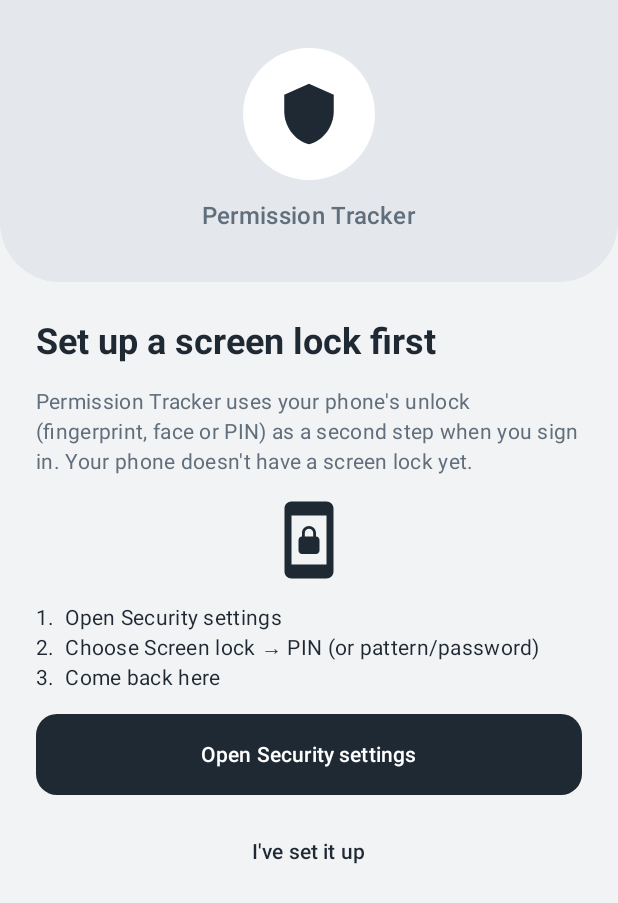
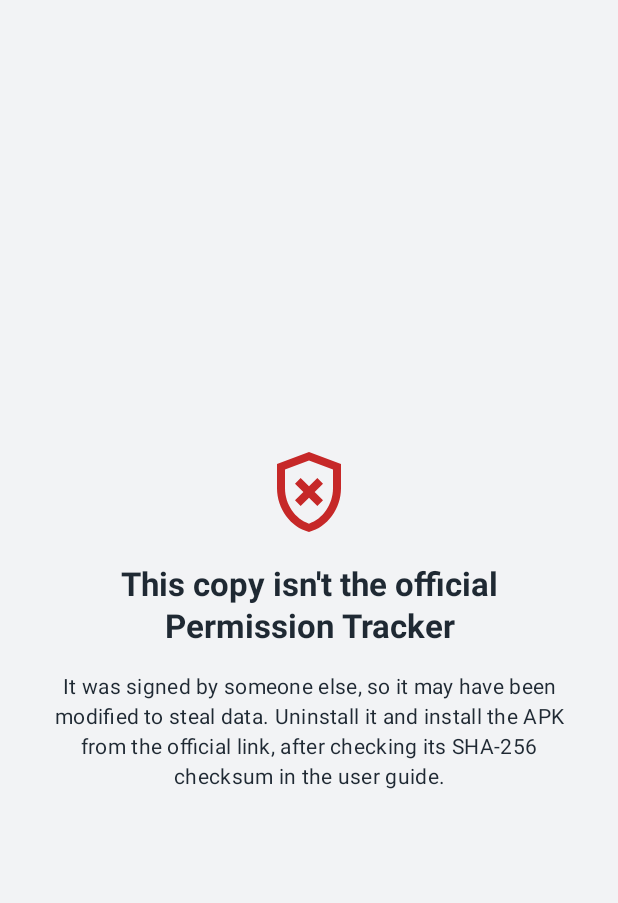
Before and after one commit to shanthini11/uss-permission-manager, an Android app built with Jetpack Compose: the screen it shows after launch (MainActivity), on a phone screen of 412 x 824 dp. Shown: the top 903 px of the screen. Run offline under Robolectric (Android 15) with nearby library versions, the phone set to English and light mode, and no system bars; 12 statements that could not run were skipped.

Commit message:
Fix remaining peer-testing findings: signature self-check, ask-every-time wording,precision history, location options, faster loading, screenshot handling

```diff
--- a/app/src/main/AndroidManifest.xml
+++ b/app/src/main/AndroidManifest.xml
@@ -15,6 +15,9 @@
 
     <!-- Android 12+: lets us hide other apps' overlays while our window is showing (anti-tapjacking). -->
     <uses-permission android:name="android.permission.HIDE_OVERLAY_WINDOWS" />
+
+    <!-- Android 14+: lets us tell the user why a screenshot attempt was blocked (normal permission). -->
+    <uses-permission android:name="android.permission.DETECT_SCREEN_CAPTURE" />
 
     <!--
         Fully offline: strip any network permission a library might merge in, so the app physically
--- a/app/src/main/java/com/group8/permissionmanagerapp_uss/MainActivity.kt
+++ b/app/src/main/java/com/group8/permissionmanagerapp_uss/MainActivity.kt
@@ -4,6 +4,9 @@ import android.content.Intent
 import android.os.Build
 import android.os.Bundle
 import android.os.SystemClock
+import android.widget.Toast
+import com.group8.permissionmanagerapp_uss.data.security.AppIntegrity
+import com.group8.permissionmanagerapp_uss.ui.common.UnofficialCopyScreen
 import androidx.fragment.app.FragmentActivity
 import androidx.activity.compose.setContent
 import androidx.activity.enableEdgeToEdge
@@ -36,6 +39,14 @@ class MainActivity : FragmentActivity() {
     /** When the app last went to the background (elapsed realtime, unaffected by clock changes). */
     private var backgroundedAt = 0L
 
+    /** Android 14+: told when the user tries to take a screenshot, so we can explain why it was blocked. */
+    private val screenCaptureCallback: Any? =
+        if (Build.VERSION.SDK_INT >= Build.VERSION_CODES.UPSIDE_DOWN_CAKE) {
+            android.app.Activity.ScreenCaptureCallback {
+                Toast.makeText(this, "Screenshots are blocked in ${AppInfo.NAME} to protect your privacy", Toast.LENGTH_SHORT).show()
+            }
+        } else null
+
     override fun onCreate(savedInstanceState: Bundle?) {
         super.onCreate(savedInstanceState)
         enableEdgeToEdge()
@@ -46,9 +57,18 @@ class MainActivity : FragmentActivity() {
         if (Build.VERSION.SDK_INT >= Build.VERSION_CODES.S) window.setHideOverlayWindows(true)
         // No screenshots, screen recording or Recents preview of any screen (release builds).
         secureWholeApp(this)
+        // Android 13+: Recents shows the app's icon/background instead of a black or captured thumbnail.
+        if (Build.VERSION.SDK_INT >= Build.VERSION_CODES.TIRAMISU && !BuildConfig.DEBUG) setRecentsScreenshotEnabled(false)
         if (savedInstanceState == null) handleIntent(intent)
+        // Repackaging check: a copy re-signed by someone else refuses to run (release builds only;
+        // debug builds use Android Studio's debug key).
+        val official = BuildConfig.DEBUG || AppIntegrity.isOfficialBuild(this)
         setContent {
             PermissionManagerAppUSSTheme {
+                if (!official) {
+                    UnofficialCopyScreen()
+                    return@PermissionManagerAppUSSTheme
+                }
                 // Surface sets the default text colour from the theme. Without it, screens drawn on a
                 // plain background (sign-in, sign-up) fell back to black text, unreadable in dark mode.
                 Surface(Modifier.fillMaxSize(), color = MaterialTheme.colorScheme.background) {
@@ -78,10 +98,16 @@ class MainActivity : FragmentActivity() {
     override fun onStop() {
         super.onStop()
         backgroundedAt = SystemClock.elapsedRealtime()
+        if (Build.VERSION.SDK_INT >= Build.VERSION_CODES.UPSIDE_DOWN_CAKE) {
+            (screenCaptureCallback as? android.app.Activity.ScreenCaptureCallback)?.let { unregisterScreenCaptureCallback(it) }
+        }
     }
 
     override fun onStart() {
         super.onStart()
+        if (Build.VERSION.SDK_INT >= Build.VERSION_CODES.UPSIDE_DOWN_CAKE) {
+            (screenCaptureCallback as? android.app.Activity.ScreenCaptureCallback)?.let { registerScreenCaptureCallback(mainExecutor, it) }
+        }
         // Auto-lock: after 5 minutes in the background, ask for the phone unlock again.
         if (backgroundedAt != 0L &&
             SystemClock.elapsedRealtime() - backgroundedAt > AuthRepository.AUTO_LOCK_MS
--- a/app/src/main/java/com/group8/permissionmanagerapp_uss/data/history/HistoryModels.kt
+++ b/app/src/main/java/com/group8/permissionmanagerapp_uss/data/history/HistoryModels.kt
@@ -35,6 +35,9 @@ data class PermissionEvent(
     val isDemo: Boolean,
     /** Dismissed from Notifications. History keeps it regardless. */
     val dismissed: Boolean = false,
+    /** Finer detail when the level stayed the same but its scope changed (e.g. approximate -> precise). */
+    val fromDetail: String? = null,
+    val toDetail: String? = null,
 ) {
     val isReminder: Boolean get() = source == EventSource.REVIEW_REMINDER
     val isGrant: Boolean get() = to?.isGranted == true
@@ -47,6 +50,8 @@ data class PermissionSnapshot(
     val apps: Map<String, Map<PermissionCategory, AccessLevel>> = emptyMap(),
     val labels: Map<String, String> = emptyMap(),
     val takenAt: Long = 0,
+    /** packageName -> (category -> detail, e.g. "Precise location"); empty in snapshots from older versions. */
+    val details: Map<String, Map<PermissionCategory, String>> = emptyMap(),
 )
 
 @Serializable
--- a/app/src/main/java/com/group8/permissionmanagerapp_uss/data/model/PermissionChoice.kt
+++ b/app/src/main/java/com/group8/permissionmanagerapp_uss/data/model/PermissionChoice.kt
@@ -30,9 +30,10 @@ enum class PermissionChoice(
         systemOption = "Allow only while using the app",
     ),
     APPROXIMATE(
-        label = "Approximate location only",
+        label = "While using the app, approximate only",
         tag = "More private",
-        description = "The app sees roughly which area you are in, not your exact spot.",
+        description = "Same timing as \"while using\", but with Android's \"Use precise location\" turned off: " +
+            "the app sees roughly which area you are in, not your exact spot.",
         target = AccessLevel.LIMITED,
         systemOption = "Allow only while using the app, then turn OFF \"Use precise location\"",
     ),
--- a/app/src/main/java/com/group8/permissionmanagerapp_uss/data/repository/DevicePermissionRepository.kt
+++ b/app/src/main/java/com/group8/permissionmanagerapp_uss/data/repository/DevicePermissionRepository.kt
@@ -29,15 +29,29 @@ class DevicePermissionRepository(
 
     override suspend fun loadApps(includeSystemApps: Boolean): List<InstalledApp> =
         withContext(ioDispatcher) {
+            // Faster loading (peer-testing finding): one launcher query instead of one per system app,
+            // and app names (the slowest call) are only loaded for apps that have tracked permissions.
+            val launcherApps = if (includeSystemApps) emptySet() else launcherPackages()
             installedPackages()
                 .asSequence()
                 .filter { it.packageName != appContext.packageName }
-                .filter { includeSystemApps || isUserFacing(it) }
+                .filter { includeSystemApps || isUserFacing(it, launcherApps) }
                 .mapNotNull { toInstalledApp(it) }
-                .filter { it.permissions.isNotEmpty() }
                 .sortedWith(InstalledApp.RiskOrder)
                 .toList()
         }
+
+    /** Packages with a launcher icon, from a single query. */
+    @Suppress("DEPRECATION")
+    private fun launcherPackages(): Set<String> {
+        val intent = android.content.Intent(android.content.Intent.ACTION_MAIN).addCategory(android.content.Intent.CATEGORY_LAUNCHER)
+        val list = if (Build.VERSION.SDK_INT >= Build.VERSION_CODES.TIRAMISU) {
+            pm.queryIntentActivities(intent, PackageManager.ResolveInfoFlags.of(0))
+        } else {
+            pm.queryIntentActivities(intent, 0)
+        }
+        return list.mapNotNull { it.activityInfo?.packageName }.toSet()
+    }
 
     override suspend fun loadApp(packageName: String): InstalledApp? = withContext(ioDispatcher) {
         runCatching { packageInfo(packageName) }.getOrNull()?.let { toInstalledApp(it) }
@@ -60,12 +74,12 @@ class DevicePermissionRepository(
         }
 
     /** Apps the user installed, plus pre-installed apps that appear in the launcher (Chrome, Maps...). */
-    private fun isUserFacing(info: PackageInfo): Boolean {
+    private fun isUserFacing(info: PackageInfo, launcherApps: Set<String>): Boolean {
         val appInfo = info.applicationInfo ?: return false
         val isSystem = appInfo.flags and ApplicationInfo.FLAG_SYSTEM != 0
         val isUpdatedSystem = appInfo.flags and ApplicationInfo.FLAG_UPDATED_SYSTEM_APP != 0
         if (!isSystem || isUpdatedSystem) return true
-        return pm.getLaunchIntentForPackage(info.packageName) != null
+        return info.packageName in launcherApps
     }
 
     private fun toInstalledApp(info: PackageInfo): InstalledApp? {
@@ -76,11 +90,13 @@ class DevicePermissionRepository(
         val grants = requested.indices.associate { i ->
             requested[i] to (flags.getOrElse(i) { 0 } and PackageInfo.REQUESTED_PERMISSION_GRANTED != 0)
         }
+        val permissions = PermissionResolver.resolve(grants, Build.VERSION.SDK_INT)
+        if (permissions.isEmpty()) return null // skip the slow label lookup for apps we don't show
         return PermissionResolver.buildApp(
             packageName = info.packageName,
             label = appInfo.loadLabel(pm).toString(),
             isSystemApp = appInfo.flags and ApplicationInfo.FLAG_SYSTEM != 0,
-            permissions = PermissionResolver.resolve(grants, Build.VERSION.SDK_INT),
+            permissions = permissions,
             lastUpdatedAt = info.lastUpdateTime,
         )
     }
--- /dev/null
+++ b/app/src/main/java/com/group8/permissionmanagerapp_uss/data/security/AppIntegrity.kt
@@ -0,0 +1,38 @@
+package com.group8.permissionmanagerapp_uss.data.security
+
+import android.content.Context
+import android.content.pm.PackageManager
+import android.os.Build
+import java.security.MessageDigest
+
+/**
+ * Repackaging check (Zombinder-style attacks, peer-testing finding): a modified copy of the APK must be
+ * re-signed with someone else's key, so the release build checks that it is signed with our certificate.
+ *
+ * This raises the bar but is not absolute: an attacker who edits the code can also remove the check.
+ * The published APK checksum and Play Store distribution remain the stronger defences.
+ */
+object AppIntegrity {
+    /** SHA-256 of the official release signing certificate (also printed in the user guide). */
+    const val OFFICIAL_CERT_SHA256 = "ebcbeb6294ea942ef1dcf2b8cac34a2c3e7e17ea14dfc4e6893c55bd8d7ab716"
+
+    fun isOfficialBuild(context: Context): Boolean =
+        runCatching { signingCertDigests(context).contains(OFFICIAL_CERT_SHA256) }.getOrDefault(false)
+
+    @Suppress("DEPRECATION")
+    private fun signingCertDigests(context: Context): Set<String> {
+        val pm = context.packageManager
+        val name = context.packageName
+        val certs: List<ByteArray> = if (Build.VERSION.SDK_INT >= Build.VERSION_CODES.P) {
+            val info = pm.getPackageInfo(name, PackageManager.GET_SIGNING_CERTIFICATES).signingInfo ?: return emptySet()
+            val signers = if (info.hasMultipleSigners()) info.apkContentsSigners else info.signingCertificateHistory
+            signers.orEmpty().map { it.toByteArray() }
+        } else {
+            pm.getPackageInfo(name, PackageManager.GET_SIGNATURES).signatures.orEmpty().map { it.toByteArray() }
+        }
+        return certs.map { sha256(it) }.toSet()
+    }
+
+    private fun sha256(bytes: ByteArray): String =
+        MessageDigest.getInstance("SHA-256").digest(bytes).joinToString("") { "%02x".format(it.toInt() and 0xff) }
+}
--- /dev/null
+++ b/app/src/main/java/com/group8/permissionmanagerapp_uss/ui/common/UnofficialCopyScreen.kt
@@ -0,0 +1,42 @@
+package com.group8.permissionmanagerapp_uss.ui.common
+
+import androidx.compose.foundation.layout.Arrangement
+import androidx.compose.foundation.layout.Column
+import androidx.compose.foundation.layout.fillMaxSize
+import androidx.compose.foundation.layout.padding
+import androidx.compose.foundation.layout.size
+import androidx.compose.material.icons.Icons
+import androidx.compose.material.icons.outlined.GppBad
+import androidx.compose.material3.Icon
+import androidx.compose.material3.MaterialTheme
+import androidx.compose.material3.Surface
+import androidx.compose.material3.Text
+import androidx.compose.runtime.Composable
+import androidx.compose.ui.Alignment
+import androidx.compose.ui.Modifier
+import androidx.compose.ui.text.font.FontWeight
+import androidx.compose.ui.text.style.TextAlign
+import androidx.compose.ui.unit.dp
+import com.group8.permissionmanagerapp_uss.AppInfo
+import com.group8.permissionmanagerapp_uss.ui.theme.LocalRiskColors
+
+/** Shown instead of the app when the APK isn't signed with the official certificate (repackaged copy). */
+@Composable
+fun UnofficialCopyScreen() {
+    Surface(Modifier.fillMaxSize(), color = MaterialTheme.colorScheme.background) {
+        Column(
+            Modifier.fillMaxSize().padding(32.dp),
+            verticalArrangement = Arrangement.spacedBy(16.dp, Alignment.CenterVertically),
+            horizontalAlignment = Alignment.CenterHorizontally,
+        ) {
+            Icon(Icons.Outlined.GppBad, contentDescription = null, tint = LocalRiskColors.current.high, modifier = Modifier.size(64.dp))
+            Text("This copy isn't the official ${AppInfo.NAME}", style = MaterialTheme.typography.titleLarge, fontWeight = FontWeight.Bold, textAlign = TextAlign.Center)
+            Text(
+                "It was signed by someone else, so it may have been modified to steal data. " +
+                    "Uninstall it and install the APK from the official link, after checking its SHA-256 checksum in the user guide.",
+                style = MaterialTheme.typography.bodyMedium,
+                textAlign = TextAlign.Center,
+            )
+        }
+    }
+}
--- a/app/src/main/java/com/group8/permissionmanagerapp_uss/work/Notifier.kt
+++ b/app/src/main/java/com/group8/permissionmanagerapp_uss/work/Notifier.kt
@@ -168,6 +168,7 @@ class Notifier(private val context: Context) {
         fun describe(event: PermissionEvent): String {
             val category = event.category?.title ?: return event.appLabel
             val to = event.to ?: return "${event.appLabel}: $category changed"
+            event.toDetail?.let { if (event.fromDetail != null) return "${event.appLabel}: $category is now \"${it.lowercase()}\"" }
             return when {
                 to.isGranted && event.from?.isGranted != true -> "${event.appLabel} can now use $category (${to.label.lowercase()})"
                 !to.isGranted -> "${event.appLabel} can no longer use $category"
```
Also changed, not shown: app/src/main/java/com/group8/permissionmanagerapp_uss/data/history/ChangeDetector.kt (+18 -1 lines), app/src/main/java/com/group8/permissionmanagerapp_uss/data/model/PermissionResolver.kt (+11 -1 lines), app/src/main/java/com/group8/permissionmanagerapp_uss/ui/appdetail/PermissionSheet.kt (+10 -0 lines), app/src/main/java/com/group8/permissionmanagerapp_uss/ui/history/HistoryScreen.kt (+8 -1 lines), app/src/main/java/com/group8/permissionmanagerapp_uss/ui/overview/HomeScreen.kt (+14 -3 lines), app/src/main/java/com/group8/permissionmanagerapp_uss/ui/overview/OverviewViewModel.kt (+9 -2 lines), 3 other files.
